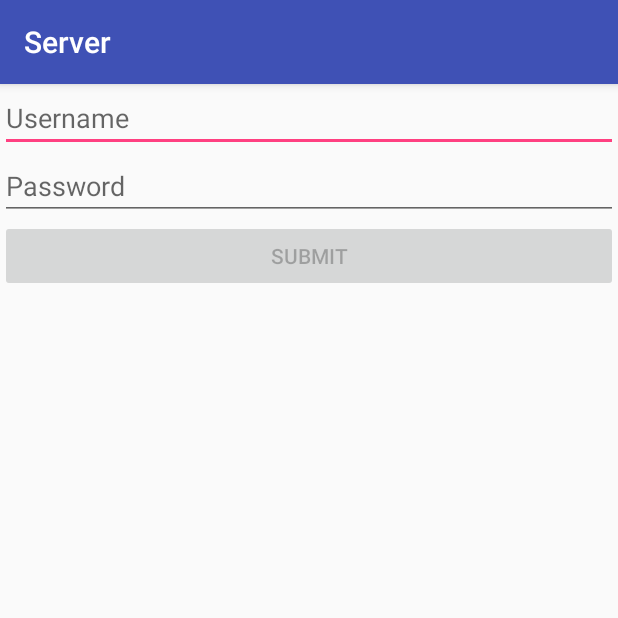
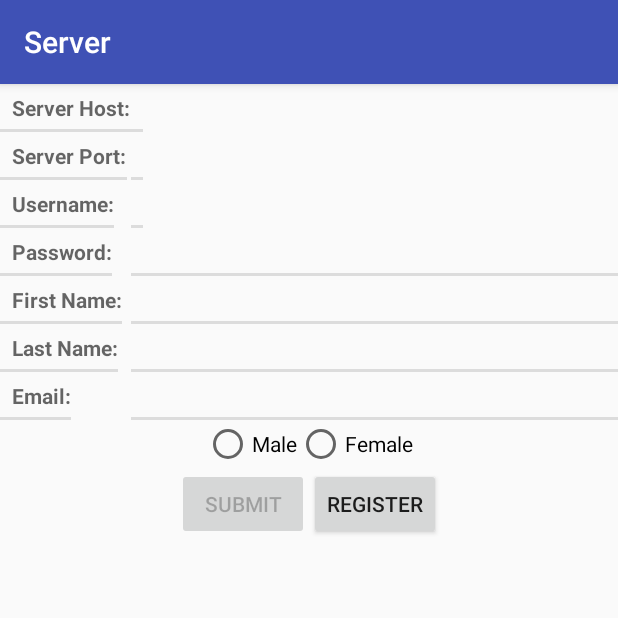
Before and after one commit to MSBradshaw/My-Family-Map-Server, an Android app: the screen it shows after launch (MainActivity), on a phone screen of 412 x 824 dp, the top half of it. Run offline under Robolectric (Android 15) with nearby library versions, the phone set to English and light mode, and no system bars.

Commit message:
the gui looks good, not functionality yet

```diff
--- a/app/src/main/res/layout/fragment_login.xml
+++ b/app/src/main/res/layout/fragment_login.xml
@@ -4,24 +4,133 @@
               android:orientation="vertical"
               android:layout_width="match_parent"
               android:layout_height="match_parent">
-
-    <EditText
-        android:id="@+id/username_field"
+    <GridLayout
         android:layout_width="match_parent"
         android:layout_height="wrap_content"
-        android:hint="@string/username_field"/>
+        android:columnCount="2">
 
-    <EditText
-        android:id="@+id/password_field"
+        <TextView
+            style="?android:listSeparatorTextViewStyle"
+            android:layout_width="wrap_content"
+            android:layout_height="wrap_content"
+            android:hint="@string/host_text"/>
+
+        <EditText
+            style="?android:listSeparatorTextViewStyle"
+            android:id="@+id/host_field"
+            android:layout_width="wrap_content"
+            android:layout_height="wrap_content"/>
+
+        <TextView
+            style="?android:listSeparatorTextViewStyle"
+            android:layout_width="wrap_content"
+            android:layout_height="wrap_content"
+            android:hint="@string/port_text"/>
+
+        <EditText
+            style="?android:listSeparatorTextViewStyle"
+            android:id="@+id/port_field"
+            android:layout_width="wrap_content"
+            android:layout_height="wrap_content"/>
+
+        <TextView
+            style="?android:listSeparatorTextViewStyle"
+            android:layout_width="wrap_content"
+            android:layout_height="wrap_content"
+            android:hint="@string/username_text"/>
+
+        <EditText
+            style="?android:listSeparatorTextViewStyle"
+            android:id="@+id/username_field"
+            android:layout_width="wrap_content"
+            android:layout_height="wrap_content" />
+
+        <TextView
+            style="?android:listSeparatorTextViewStyle"
+            android:layout_width="wrap_content"
+            android:layout_height="wrap_content"
+            android:hint="@string/password_text"/>
+
+        <EditText
+            android:inputType="textPassword"
+            style="?android:listSeparatorTextViewStyle"
+            android:id="@+id/password_field"
+            android:layout_width="match_parent"
+            android:layout_height="wrap_content" />
+
+        <TextView
+            style="?android:listSeparatorTextViewStyle"
+            android:layout_width="wrap_content"
+            android:layout_height="wrap_content"
+            android:hint="@string/firstname_text"/>
+
+        <EditText
+            style="?android:listSeparatorTextViewStyle"
+            android:id="@+id/firstname_field"
+            android:layout_width="match_parent"
+            android:layout_height="wrap_content"/>
+
+        <TextView
+            style="?android:listSeparatorTextViewStyle"
+            android:layout_width="wrap_content"
+            android:layout_height="wrap_content"
+            android:hint="@string/lastname_text"/>
+
+        <EditText
+            style="?android:listSeparatorTextViewStyle"
+            android:id="@+id/lastname_field"
+            android:layout_width="match_parent"
+            android:layout_height="wrap_content"/>
+
+        <TextView
+            style="?android:listSeparatorTextViewStyle"
+            android:layout_width="wrap_content"
+            android:layout_height="wrap_content"
+            android:hint="@string/email_text"/>
+
+        <EditText
+            style="?android:listSeparatorTextViewStyle"
+            android:id="@+id/email_field"
+            android:layout_width="match_parent"
+            android:layout_height="wrap_content"/>
+    </GridLayout>
+    <RadioGroup xmlns:android="http://schemas.android.com/apk/res/android"
+        android:layout_width="fill_parent"
+        android:layout_height="wrap_content"
+        android:gravity="center"
+        android:orientation="horizontal">
+
+        <RadioButton android:id="@+id/male"
+            android:layout_width="wrap_content"
+            android:layout_height="wrap_content"
+            android:text="@string/male"
+            android:onClick="onRadioButtonClicked"/>
+
+        <RadioButton android:id="@+id/female"
+            android:layout_width="wrap_content"
+            android:layout_height="wrap_content"
+            android:text="@string/female"
+            android:onClick="onRadioButtonClicked"/>
+
+    </RadioGroup>
+
+    <LinearLayout
         android:layout_width="match_parent"
         android:layout_height="wrap_content"
-        android:hint="@string/password_field"/>
+        android:gravity="center">
 
-    <Button
-        android:id="@+id/submit_info"
-        android:layout_width="match_parent"
-        android:layout_height="wrap_content"
-        android:text="Submit"/>
+        <Button
+            android:id="@+id/submit_info"
+            android:layout_width="wrap_content"
+            android:layout_height="wrap_content"
+            android:text="Submit"/>
 
+        <Button
+            android:id="@+id/register_info"
+            android:layout_width="wrap_content"
+            android:layout_height="wrap_content"
+            android:text="Register"/>
+
+    </LinearLayout>
 
 </LinearLayout>
--- a/app/src/main/res/values/strings.xml
+++ b/app/src/main/res/values/strings.xml
@@ -1,7 +1,18 @@
 <resources>
     <string name="app_name">Server</string>
-    <string name="username_field">Username</string>
-    <string name="password_field">Password</string>
+    <string name="username_text">Username:</string>
+    <string name="password_text">Password:</string>
+    <string name="username_field">Enter your username</string>
+    <string name="password_field">Enter your Password</string>
+    <string name="port_field">Enter a port to connect to</string>
+    <string name="host_field">Enter an ip to to connect to</string>
+    <string name="host_text">Server Host:</string>
+    <string name="port_text">Server Port:</string>
+    <string name="firstname_text">First Name:</string>
+    <string name="lastname_text">Last Name:</string>
+    <string name="email_text">Email:</string>
     <string name="empty_log_in">You must enter a username and password</string>
+    <string name="male">Male</string>
+    <string name="female">Female</string>
 
 </resources>
```
